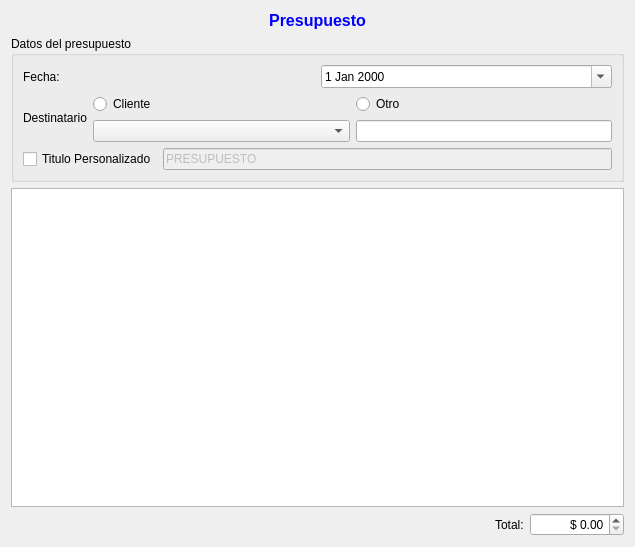
The window that trunk/plugins/presupuesto/FormPresupuestoBase.ui (chungote/gestotux) describes before a commit, drawn with Qt 5.
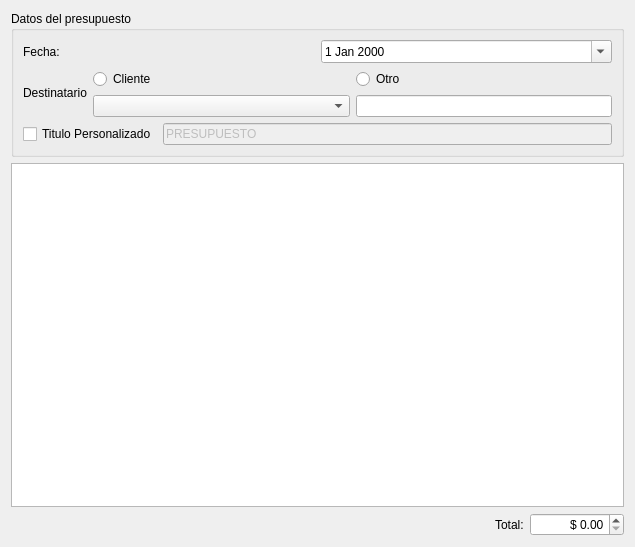
The same window after the commit.

Commit message: Mejorado el sistema de ventanas Mejorada la ayuda, ahora funciona Ahora anda el sistema de calculo de total de la tabla de productos en los presupuestos nuevos Agregadas tablas mysql Mejoras en la integracion de digifauno

Patch:
```diff
--- a/trunk/plugins/presupuesto/FormPresupuestoBase.ui
+++ b/trunk/plugins/presupuesto/FormPresupuestoBase.ui
@@ -13,19 +13,6 @@
    <string>Form</string>
   </property>
   <layout class="QVBoxLayout" name="verticalLayout" >
-   <item>
-    <widget class="QLabel" name="LTitulo" >
-     <property name="text" >
-      <string>&lt;html>&lt;head>&lt;meta name="qrichtext" content="1" />&lt;style type="text/css">
-p, li { white-space: pre-wrap; }
-&lt;/style>&lt;/head>&lt;body style=" font-family:'Sans Serif'; font-size:9pt; font-weight:400; font-style:normal;">
-&lt;p style=" margin-top:0px; margin-bottom:0px; margin-left:0px; margin-right:0px; -qt-block-indent:0; text-indent:0px;">&lt;span style=" font-size:12pt; font-weight:600; color:#0000ff;">Presupuesto&lt;/span>&lt;/p>&lt;/body>&lt;/html></string>
-     </property>
-     <property name="alignment" >
-      <set>Qt::AlignCenter</set>
-     </property>
-    </widget>
-   </item>
    <item>
     <widget class="QGroupBox" name="groupBox" >
      <property name="title" >
```
The commit also changes 48 other files.
